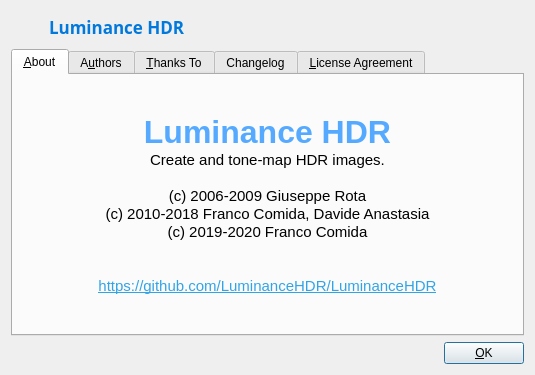
LuminanceHDR/LuminanceHDR, file src/UI/about.ui: the form before one commit.
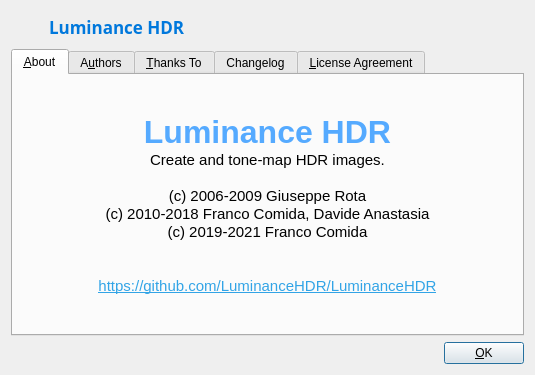
The form after the commit. Icons and pictures are not drawn.

Commit message: copyright year 2021

The edit to the form file:
```diff
--- a/src/UI/about.ui
+++ b/src/UI/about.ui
@@ -98,7 +98,7 @@
 &lt;p align=&quot;center&quot; style=&quot;-qt-paragraph-type:empty; margin-top:0px; margin-bottom:0px; margin-left:0px; margin-right:0px; -qt-block-indent:0; text-indent:0px;&quot;&gt;&lt;br /&gt;&lt;/p&gt;
 &lt;p align=&quot;center&quot; style=&quot; margin-top:0px; margin-bottom:0px; margin-left:0px; margin-right:0px; -qt-block-indent:0; text-indent:0px;&quot;&gt;(c) 2006-2009 Giuseppe Rota&lt;/p&gt;
 &lt;p align=&quot;center&quot; style=&quot; margin-top:0px; margin-bottom:0px; margin-left:0px; margin-right:0px; -qt-block-indent:0; text-indent:0px;&quot;&gt;(c) 2010-2018 Franco Comida, Davide Anastasia&lt;/p&gt;
-&lt;p align=&quot;center&quot; style=&quot; margin-top:0px; margin-bottom:0px; margin-left:0px; margin-right:0px; -qt-block-indent:0; text-indent:0px;&quot;&gt;(c) 2019-2020 Franco Comida&lt;/p&gt;
+&lt;p align=&quot;center&quot; style=&quot; margin-top:0px; margin-bottom:0px; margin-left:0px; margin-right:0px; -qt-block-indent:0; text-indent:0px;&quot;&gt;(c) 2019-2021 Franco Comida&lt;/p&gt;
 &lt;p align=&quot;center&quot; style=&quot;-qt-paragraph-type:empty; margin-top:0px; margin-bottom:0px; margin-left:0px; margin-right:0px; -qt-block-indent:0; text-indent:0px;&quot;&gt;&lt;br /&gt;&lt;/p&gt;
 &lt;p align=&quot;center&quot; style=&quot;-qt-paragraph-type:empty; margin-top:0px; margin-bottom:0px; margin-left:0px; margin-right:0px; -qt-block-indent:0; text-indent:0px;&quot;&gt;&lt;br /&gt;&lt;/p&gt;
 &lt;p align=&quot;center&quot; style=&quot; margin-top:0px; margin-bottom:0px; margin-left:0px; margin-right:0px; -qt-block-indent:0; text-indent:0px;&quot;&gt;&lt;a href=&quot;https://github.com/LuminanceHDR/LuminanceHDR&quot;&gt;&lt;span style=&quot; text-decoration: underline; color:#32a4e6;&quot;&gt;https://github.com/LuminanceHDR/LuminanceHDR&lt;/span&gt;&lt;/a&gt;&lt;/p&gt;&lt;/body&gt;&lt;/html&gt;</string>
```
